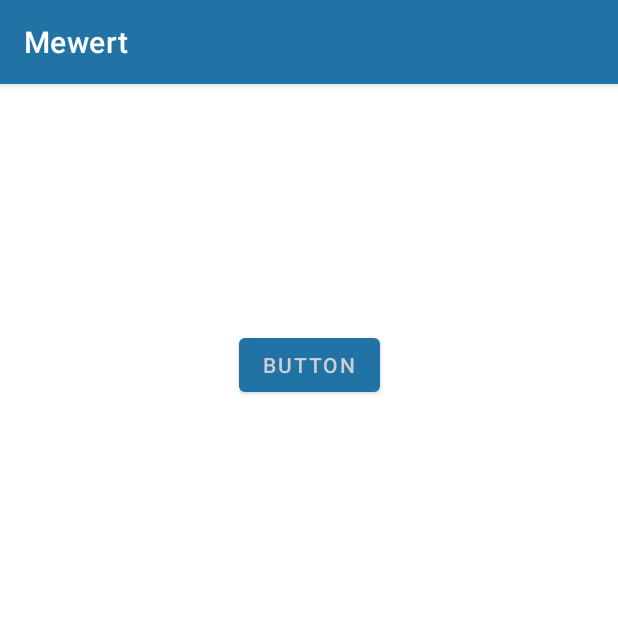
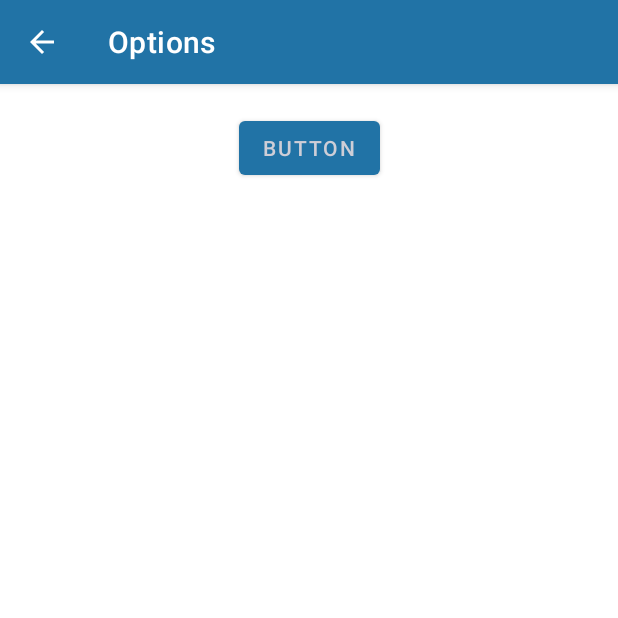
Before and after one commit to DavidCarvalhido/mewert-app-android-studio-kotlin, an Android app: the SettingsActivity screen opened directly, with no data from a screen before it, on a phone screen of 412 x 824 dp, the top half of it. Run offline under Robolectric (Android 15) with nearby library versions, the phone set to English and light mode, and no system bars.

Commit message:
fixed the options activity back button and options title

```diff
--- a/app/src/main/AndroidManifest.xml
+++ b/app/src/main/AndroidManifest.xml
@@ -17,8 +17,9 @@
             android:name=".AccessPinActivity"
             android:exported="true" />
         <activity
-            android:name=".ui.settings.SettingsActivity"
-            android:exported="true"/>
+            android:name=".SettingsActivity"
+            android:exported="true"
+            android:label="@string/title_settings" />
         <activity
             android:name=".MainActivity"
             android:exported="true"
--- a/app/src/main/java/com/daviddev/mewert/AccessPinActivity.kt
+++ b/app/src/main/java/com/daviddev/mewert/AccessPinActivity.kt
@@ -1,7 +1,7 @@
 package com.daviddev.mewert
 
+import android.os.Bundle
 import androidx.appcompat.app.AppCompatActivity
-import android.os.Bundle
 
 class AccessPinActivity : AppCompatActivity() {
     override fun onCreate(savedInstanceState: Bundle?) {
--- a/app/src/main/java/com/daviddev/mewert/MainActivity.kt
+++ b/app/src/main/java/com/daviddev/mewert/MainActivity.kt
@@ -4,7 +4,6 @@ import android.content.Intent
 import android.os.Bundle
 import android.view.Menu
 import android.view.MenuItem
-import android.widget.Toast
 import com.google.android.material.bottomnavigation.BottomNavigationView
 import androidx.appcompat.app.AppCompatActivity
 import androidx.navigation.findNavController
@@ -12,7 +11,6 @@ import androidx.navigation.ui.AppBarConfiguration
 import androidx.navigation.ui.setupActionBarWithNavController
 import androidx.navigation.ui.setupWithNavController
 import com.daviddev.mewert.databinding.ActivityMainBinding
-import com.daviddev.mewert.ui.settings.SettingsActivity
 
 class MainActivity : AppCompatActivity() {
 
@@ -47,7 +45,6 @@ class MainActivity : AppCompatActivity() {
     override fun onOptionsItemSelected(item: MenuItem): Boolean {
         return when (item.itemId) {
             R.id.menu_settings -> {
-                //Toast.makeText(this, "Settings", Toast.LENGTH_SHORT).show()
                 val intent = Intent(this, SettingsActivity::class.java)
                 startActivity(intent)
                 true
--- /dev/null
+++ b/app/src/main/java/com/daviddev/mewert/SettingsActivity.kt
@@ -0,0 +1,19 @@
+package com.daviddev.mewert
+
+import android.os.Bundle
+import androidx.appcompat.app.AppCompatActivity
+
+class SettingsActivity : AppCompatActivity() {
+
+    override fun onCreate(savedInstanceState: Bundle?) {
+        super.onCreate(savedInstanceState)
+        setContentView(R.layout.activity_settings)
+
+        supportActionBar!!.setDisplayHomeAsUpEnabled(true)  //aparece as seta de retorno, mas não volta atrás...
+    }
+
+    override fun onSupportNavigateUp(): Boolean {
+        onBackPressedDispatcher.onBackPressed()
+        return true
+    }
+}
--- a/app/src/main/java/com/daviddev/mewert/ui/settings/SettingsActivity.kt
+++ /dev/null
@@ -1,50 +0,0 @@
-package com.daviddev.mewert.ui.settings
-
-import android.os.Bundle
-import android.view.LayoutInflater
-import android.view.View
-import android.view.ViewGroup
-import android.widget.TextView
-import androidx.appcompat.app.AppCompatActivity
-import androidx.lifecycle.Observer
-import androidx.lifecycle.ViewModelProvider
-import com.daviddev.mewert.R
-import com.daviddev.mewert.databinding.ActivitySettingsBinding
-
-class SettingsActivity : AppCompatActivity() {
-
-    override fun onCreate(savedInstanceState: Bundle?) {
-        super.onCreate(savedInstanceState)
-        setContentView(R.layout.activity_settings)
-    }
-
-    //private lateinit var settingsViewModel: SettingsViewModel
-    //private var _binding: ActivitySettingsBinding? = null
-
-    // This property is only valid between onCreateView and
-    // onDestroyView.
-    //private val binding get() = _binding!!
-
-    /*override fun onCreateView(
-        inflater: LayoutInflater,
-        container: ViewGroup?,
-        savedInstanceState: Bundle?
-    ): View? {
-        settingsViewModel =
-            ViewModelProvider(this).get(SettingsViewModel::class.java)
-
-        _binding = ActivitySettingsBinding.inflate(inflater, container, false)
-        val root: View = binding.root
-
-        val textView: TextView = binding.textSettings
-        settingsViewModel.text.observe(viewLifecycleOwner, Observer {
-            textView.text = it
-        })
-        return root
-    }
-
-    override fun onDestroyView() {
-        super.onDestroyView()
-        _binding = null
-    }*/
-}
--- a/app/src/main/res/layout/activity_settings.xml
+++ b/app/src/main/res/layout/activity_settings.xml
@@ -4,30 +4,17 @@
     xmlns:tools="http://schemas.android.com/tools"
     android:layout_width="match_parent"
     android:layout_height="match_parent"
-    tools:context=".ui.settings.SettingsActivity">
+    tools:context=".SettingsActivity">
 
-    <TextView
-        android:id="@+id/text_settings"
-        android:layout_width="match_parent"
+    <Button
+        android:id="@+id/button"
+        android:layout_width="wrap_content"
         android:layout_height="wrap_content"
-        android:layout_marginStart="8dp"
-        android:layout_marginTop="8dp"
-        android:layout_marginEnd="8dp"
-        android:textAlignment="center"
-        android:textSize="20sp"
+        android:layout_marginBottom="683dp"
+        android:text="Button"
         app:layout_constraintBottom_toBottomOf="parent"
         app:layout_constraintEnd_toEndOf="parent"
         app:layout_constraintStart_toStartOf="parent"
         app:layout_constraintTop_toTopOf="parent" />
 
-    <Button
-        android:id="@+id/button"
-        android:layout_width="wrap_content"
-        android:layout_height="wrap_content"
-        android:text="Button"
-        app:layout_constraintBottom_toTopOf="@+id/text_settings"
-        app:layout_constraintEnd_toEndOf="parent"
-        app:layout_constraintStart_toStartOf="parent"
-        app:layout_constraintTop_toTopOf="parent" />
-
 </androidx.constraintlayout.widget.ConstraintLayout>
--- a/app/src/main/res/navigation/mobile_navigation.xml
+++ b/app/src/main/res/navigation/mobile_navigation.xml
@@ -31,7 +31,7 @@
 
     <activity
         android:id="@+id/navigation_settings"
-        android:name="com.daviddev.mewert.ui.settings.SettingsActivity"
+        android:name="com.daviddev.mewert.SettingsActivity"
         android:label="@string/title_settings"
         tools:layout="@layout/activity_settings" />
 
--- a/app/src/main/res/values/strings.xml
+++ b/app/src/main/res/values/strings.xml
@@ -5,5 +5,5 @@
     <string name="title_notifications">Notifications</string>
     <string name="title_tips" translatable="false">Tips</string>
     <string name="pin_description" translatable="false">Input the code or use fingerprint</string>
-    <string name="title_settings" translatable="false">Settings</string>
+    <string name="title_settings">Options</string>
 </resources>
```
Also changed, not shown: app/src/main/java/com/daviddev/mewert/ui/settings/SettingsViewModel.kt (deleted, +0 -13 lines), 4 other files.
